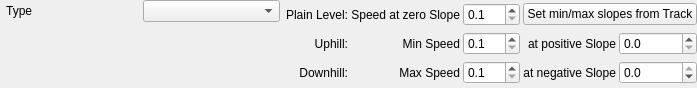
Before: the Qt Designer form src/qmapshack/gis/trk/filter/IFilterSpeedCycle.ui in Maproom/qmapshack, drawn with Qt 5.
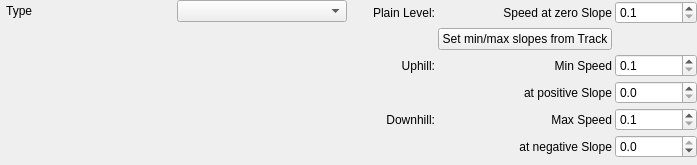
After: the same form once the commit is applied.

Commit message: [Issue #469] Reduce width of track detail dialog

The edit to the form file:
```diff
--- a/src/qmapshack/gis/trk/filter/IFilterSpeedCycle.ui
+++ b/src/qmapshack/gis/trk/filter/IFilterSpeedCycle.ui
@@ -7,7 +7,7 @@
     <x>0</x>
     <y>0</y>
     <width>697</width>
-    <height>88</height>
+    <height>165</height>
    </rect>
   </property>
   <property name="sizePolicy">
@@ -116,33 +116,7 @@
         <property name="spacing">
          <number>3</number>
         </property>
-        <item row="1" column="3" colspan="2">
-         <widget class="QPushButton" name="pushSetMinMaxSlope">
-          <property name="toolTip">
-           <string>User defined positive and negative slope values will be replaced by the minimum and maximum slope values from the track.</string>
-          </property>
-          <property name="text">
-           <string>Set min/max slopes from Track</string>
-          </property>
-         </widget>
-        </item>
-        <item row="2" column="4">
-         <widget class="QDoubleSpinBox" name="spinSlopeAtMinSpeed">
-          <property name="suffix">
-           <string/>
-          </property>
-          <property name="decimals">
-           <number>1</number>
-          </property>
-          <property name="maximum">
-           <double>45.000000000000000</double>
-          </property>
-          <property name="singleStep">
-           <double>0.100000000000000</double>
-          </property>
-         </widget>
-        </item>
-        <item row="3" column="1">
+        <item row="5" column="1">
          <widget class="QLabel" name="label_6">
           <property name="text">
            <string>Max Speed</string>
@@ -152,17 +126,17 @@
           </property>
          </widget>
         </item>
-        <item row="2" column="1">
-         <widget class="QLabel" name="label_4">
+        <item row="1" column="1">
+         <widget class="QLabel" name="label_10">
           <property name="text">
-           <string>Min Speed</string>
+           <string>Speed at zero Slope</string>
           </property>
           <property name="alignment">
            <set>Qt::AlignRight|Qt::AlignTrailing|Qt::AlignVCenter</set>
           </property>
          </widget>
         </item>
-        <item row="3" column="4">
+        <item row="6" column="2">
          <widget class="QDoubleSpinBox" name="spinSlopeAtMaxSpeed">
           <property name="suffix">
            <string/>
@@ -181,17 +155,7 @@
           </property>
          </widget>
         </item>
-        <item row="1" column="0">
-         <widget class="QLabel" name="label_11">
-          <property name="text">
-           <string>Plain Level:</string>
-          </property>
-          <property name="alignment">
-           <set>Qt::AlignRight|Qt::AlignTrailing|Qt::AlignVCenter</set>
-          </property>
-         </widget>
-        </item>
-        <item row="2" column="0">
+        <item row="3" column="0">
          <widget class="QLabel" name="label_8">
           <property name="text">
            <string>Uphill:</string>
@@ -201,17 +165,7 @@
           </property>
          </widget>
         </item>
-        <item row="3" column="3">
-         <widget class="QLabel" name="label_7">
-          <property name="text">
-           <string>at negative Slope</string>
-          </property>
-          <property name="alignment">
-           <set>Qt::AlignRight|Qt::AlignTrailing|Qt::AlignVCenter</set>
-          </property>
-         </widget>
-        </item>
-        <item row="2" column="3">
+        <item row="4" column="1">
          <widget class="QLabel" name="label_5">
           <property name="text">
            <string>at positive Slope</string>
@@ -221,17 +175,23 @@
           </property>
          </widget>
         </item>
-        <item row="1" column="1">
-         <widget class="QLabel" name="label_10">
-          <property name="text">
-           <string>Speed at zero Slope</string>
+        <item row="4" column="2">
+         <widget class="QDoubleSpinBox" name="spinSlopeAtMinSpeed">
+          <property name="suffix">
+           <string/>
           </property>
-          <property name="alignment">
-           <set>Qt::AlignRight|Qt::AlignTrailing|Qt::AlignVCenter</set>
+          <property name="decimals">
+           <number>1</number>
+          </property>
+          <property name="maximum">
+           <double>45.000000000000000</double>
+          </property>
+          <property name="singleStep">
+           <double>0.100000000000000</double>
           </property>
          </widget>
         </item>
-        <item row="3" column="2">
+        <item row="5" column="2">
          <widget class="QDoubleSpinBox" name="spinMaxSpeed">
           <property name="suffix">
            <string/>
@@ -253,7 +213,17 @@
           </property>
          </widget>
         </item>
-        <item row="3" column="0">
+        <item row="1" column="0">
+         <widget class="QLabel" name="label_11">
+          <property name="text">
+           <string>Plain Level:</string>
+          </property>
+          <property name="alignment">
+           <set>Qt::AlignRight|Qt::AlignTrailing|Qt::AlignVCenter</set>
+          </property>
+         </widget>
+        </item>
+        <item row="5" column="0">
          <widget class="QLabel" name="label_9">
           <property name="text">
            <string>Downhill:</string>
@@ -263,6 +233,38 @@
           </property>
          </widget>
         </item>
+        <item row="3" column="2">
+         <widget class="QDoubleSpinBox" name="spinMinSpeed">
+          <property name="suffix">
+           <string/>
+          </property>
+          <property name="decimals">
+           <number>1</number>
+          </property>
+          <property name="minimum">
+           <double>0.100000000000000</double>
+          </property>
+          <property name="maximum">
+           <double>100.000000000000000</double>
+          </property>
+          <property name="singleStep">
+           <double>0.100000000000000</double>
+          </property>
+          <property name="value">
+           <double>0.100000000000000</double>
+          </property>
+         </widget>
+        </item>
+        <item row="3" column="1">
+         <widget class="QLabel" name="label_4">
+          <property name="text">
+           <string>Min Speed</string>
+          </property>
+          <property name="alignment">
+           <set>Qt::AlignRight|Qt::AlignTrailing|Qt::AlignVCenter</set>
+          </property>
+         </widget>
+        </item>
         <item row="1" column="2">
          <widget class="QDoubleSpinBox" name="spinPlainSpeed">
           <property name="suffix">
@@ -285,25 +287,23 @@
           </property>
          </widget>
         </item>
-        <item row="2" column="2">
-         <widget class="QDoubleSpinBox" name="spinMinSpeed">
-          <property name="suffix">
-           <string/>
+        <item row="6" column="1">
+         <widget class="QLabel" name="label_7">
+          <property name="text">
+           <string>at negative Slope</string>
           </property>
-          <property name="decimals">
-           <number>1</number>
+          <property name="alignment">
+           <set>Qt::AlignRight|Qt::AlignTrailing|Qt::AlignVCenter</set>
           </property>
-          <property name="minimum">
-           <double>0.100000000000000</double>
+         </widget>
+        </item>
+        <item row="2" column="1">
+         <widget class="QPushButton" name="pushSetMinMaxSlope">
+          <property name="toolTip">
+           <string>User defined positive and negative slope values will be replaced by the minimum and maximum slope values from the track.</string>
           </property>
-          <property name="maximum">
-           <double>100.000000000000000</double>
-          </property>
-          <property name="singleStep">
-           <double>0.100000000000000</double>
-          </property>
-          <property name="value">
-           <double>0.100000000000000</double>
+          <property name="text">
+           <string>Set min/max slopes from Track</string>
           </property>
          </widget>
         </item>
```
Left out of the diff: 3 changed lines with no effect on the pictures. The commit also changes 2 other files.
